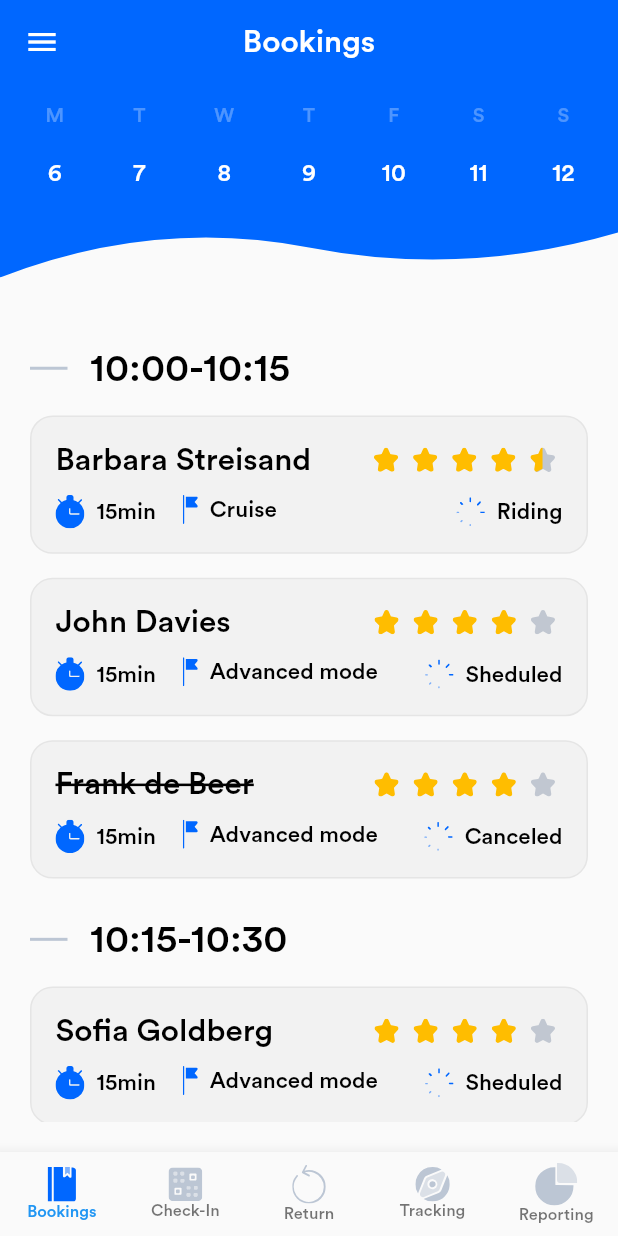
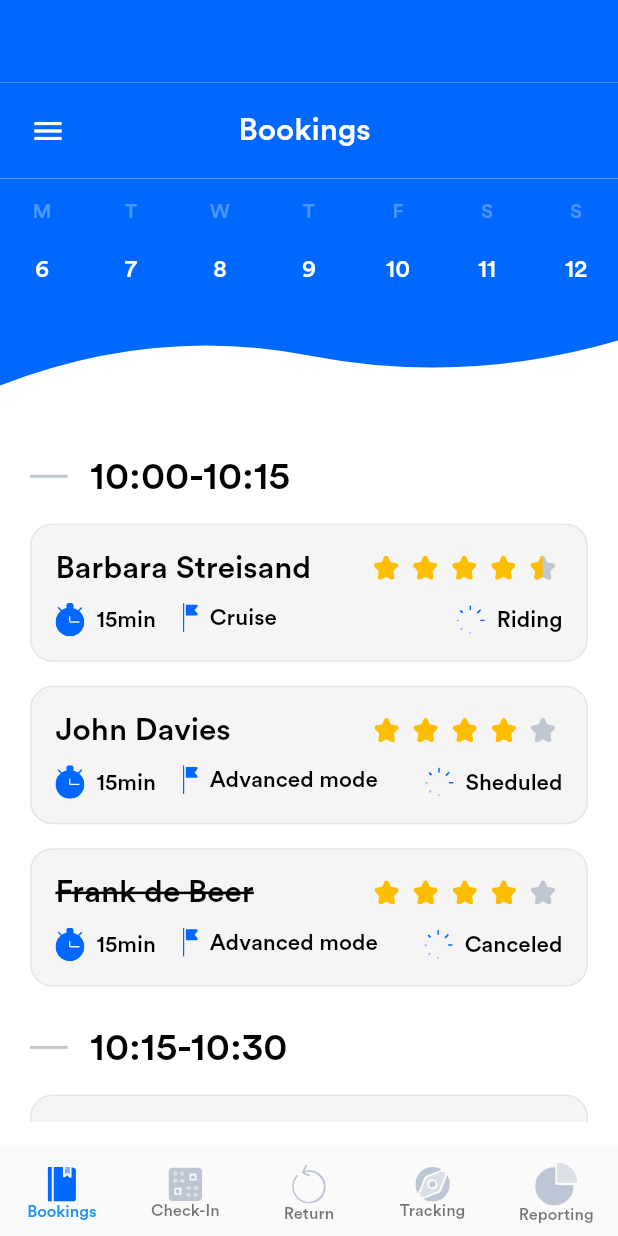
Before and after one commit to san07364/booking, a Flutter app: the HomePage screen opened directly, on a phone screen of 412 x 824 dp. Run offline on Flutter 3.47's test engine with Material 2 defaults, Android fonts, the light colour scheme and no system bars; our stand-ins replace flutter_svg.

Commit message:
ui fixes

```diff
--- a/lib/ui/screens/homepage.dart
+++ b/lib/ui/screens/homepage.dart
@@ -17,23 +17,9 @@ class _HomePageState extends State<HomePage> {
   int index = 0;
   @override
   Widget build(BuildContext context) {
+    var width = MediaQuery.of(context).size.width;
     return Scaffold(
-      appBar: AppBar(
       backgroundColor: Pallet.primary,
-        elevation: 0,
-        title: Text(
-          "Bookings",
-          style: Style.heading.copyWith(color: Colors.white),
-        ),
-        centerTitle: true,
-        leading: IconButton(
-          onPressed: () {},
-          icon: const Icon(
-            Icons.menu,
-            color: Colors.white,
-          ),
-        ),
-      ),
       bottomNavigationBar: BottomNavigationBar(
         selectedLabelStyle: Style.small.copyWith(color: Pallet.primary),
         unselectedLabelStyle: Style.small.copyWith(color: Pallet.unselected),
@@ -90,8 +76,38 @@ class _HomePageState extends State<HomePage> {
         },
       ),
       body: SafeArea(
+        child: Container(
+          color: Colors.white,
           child: Column(
             children: [
+              Container(
+                color: Pallet.primary,
+                height: 55,
+              ),
+              Container(
+                padding: const EdgeInsets.all(8.0),
+                color: Pallet.primary,
+                child: Row(
+                  children: [
+                    IconButton(
+                      onPressed: () {},
+                      icon: const Icon(
+                        Icons.menu,
+                        color: Colors.white,
+                      ),
+                    ),
+                    SizedBox(
+                      width: width * 0.25,
+                    ),
+                    Center(
+                      child: Text(
+                        "Bookings",
+                        style: Style.heading.copyWith(color: Colors.white),
+                      ),
+                    ),
+                  ],
+                ),
+              ),
               const DateWidget(),
               Expanded(
                 child: Padding(
@@ -108,6 +124,7 @@ class _HomePageState extends State<HomePage> {
             ],
           ),
         ),
+      ),
     );
   }
 }
--- a/lib/widgets/date_widget.dart
+++ b/lib/widgets/date_widget.dart
@@ -19,17 +19,18 @@ class _DateWidgetState extends State<DateWidget> {
     return ClipPath(
       clipper: CustomClipPath(),
       child: Container(
+          padding: const EdgeInsets.all(8),
           color: Pallet.primary,
           child: Column(
             children: [
               SizedBox(
-                height: 13,
+                height: 6,
                 width: size.width,
               ),
               SizedBox(
                 width: size.width,
                 child: Row(
-                  mainAxisAlignment: MainAxisAlignment.spaceEvenly,
+                  mainAxisAlignment: MainAxisAlignment.spaceBetween,
                   mainAxisSize: MainAxisSize.max,
                   children: List.generate(days.length, (index) {
                     return Column(
```
Lines whose indentation alone changed are shown as unchanged.
